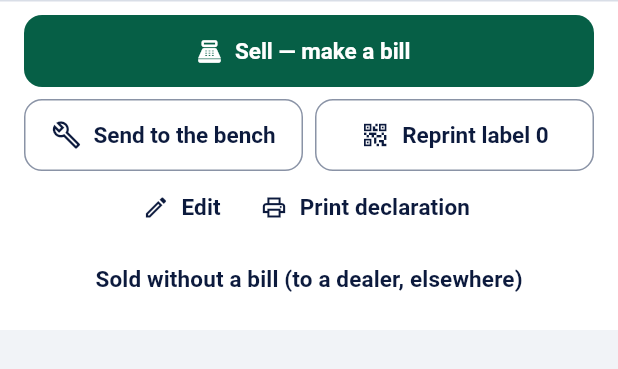
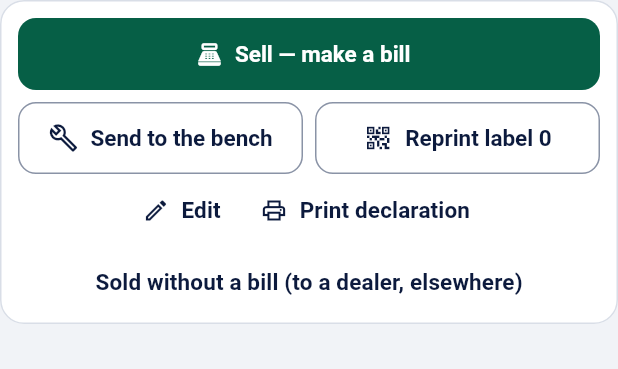
Before and after one commit to cid0980/management-application, a Flutter app: the _Actions widget shown alone on an empty page, opened directly with empty values, on a phone screen of 412 x 824 dp. Shown: the top 369 px of the screen. Run offline on Flutter 3.47's test engine with Material 3 defaults, Android fonts, the phone set to English and light mode, and no system bars; our stand-ins replace cloud_firestore, firebase_auth, firebase_core, go_router, image_picker, pdf and 2 more; missing offline and left inert: barcode, mobile_scanner, print_bluetooth_thermal; accounts and stored records are empty.

Commit message:
Phone page: actions sit under the header, not pinned over the page
Sell, Send to bench, Print label and the quiet links are a card right
under the phone's name and state, and scroll with the page; the page
no longer loses a quarter of the screen to a fixed bar.

```diff
--- a/lib/ui/screens/second_hand/second_hand_detail_screen.dart
+++ b/lib/ui/screens/second_hand/second_hand_detail_screen.dart
@@ -172,6 +172,10 @@ class SecondHandDetailScreen extends StatelessWidget {
             ),
           ),
           const SizedBox(height: 12),
+          // What to do with it, right under who it is — part of the page,
+          // not a bar pinned over it.
+          _Actions(device: device, declaration: declaration),
+          const SizedBox(height: 12),
           _MoneyCard(device: device),
           _Block(Icons.smartphone_outlined, context.l10n.device, {
             context.l10n.brand: device.brand,
@@ -226,7 +230,6 @@ class SecondHandDetailScreen extends StatelessWidget {
             _Block(Icons.notes, context.l10n.notes, {'': device.notes}),
         ],
       ),
-      bottomNavigationBar: _Actions(device: device, declaration: declaration),
     );
   }
 }
@@ -404,12 +407,10 @@ class _Actions extends StatelessWidget {
     final main = device.isSold ? [tiles[0]] : [tiles[1], tiles[2]];
     final more = device.isSold ? [tiles[1]] : [tiles[0], tiles[3]];
 
-    return Material(
-      color: Theme.of(context).colorScheme.surface,
-      shape: const Border(top: BorderSide(color: AppTheme.borderSubtle)),
-      child: SafeArea(
-        child: Padding(
-          padding: const EdgeInsets.fromLTRB(16, 10, 16, 10),
+    return Card(
+      child: Padding(
+        padding: const EdgeInsets.fromLTRB(12, 12, 12, 4),
+        child: SizedBox(
           child: Column(
             mainAxisSize: MainAxisSize.min,
             children: [
```
